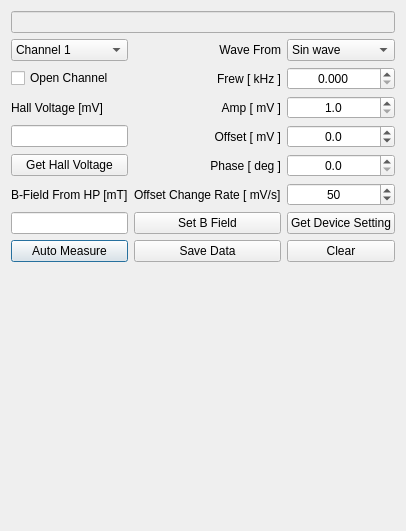
The window that wfg_dialog.ui (TripletESR/DAQ_GUI) describes before a commit, drawn with Qt 5.
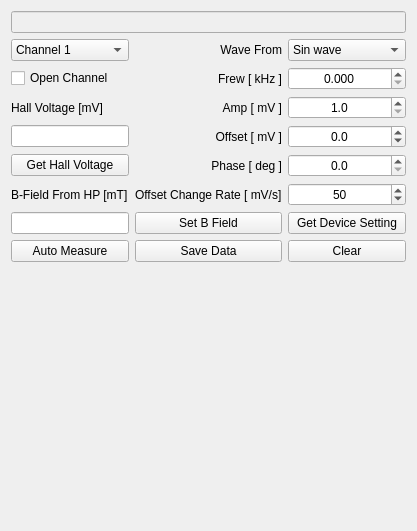
The same window after the commit. Custom widgets are drawn as their Qt base class.

Commit message: set DVM be absolute; disable Auto Default for buttons

```diff
--- a/wfg_dialog.ui
+++ b/wfg_dialog.ui
@@ -6,7 +6,7 @@
    <rect>
     <x>0</x>
     <y>0</y>
-    <width>400</width>
+    <width>417</width>
     <height>531</height>
    </rect>
   </property>
@@ -200,6 +200,9 @@
        <property name="text">
         <string>Auto Measure</string>
        </property>
+       <property name="autoDefault">
+        <bool>false</bool>
+       </property>
       </widget>
      </item>
      <item row="7" column="1">
@@ -207,6 +210,9 @@
        <property name="text">
         <string>Save Data</string>
        </property>
+       <property name="autoDefault">
+        <bool>false</bool>
+       </property>
       </widget>
      </item>
      <item row="7" column="2">
@@ -214,6 +220,9 @@
        <property name="text">
         <string>Clear</string>
        </property>
+       <property name="autoDefault">
+        <bool>false</bool>
+       </property>
       </widget>
      </item>
      <item row="2" column="0">
@@ -231,6 +240,9 @@
        <property name="text">
         <string>Get Hall Voltage</string>
        </property>
+       <property name="autoDefault">
+        <bool>false</bool>
+       </property>
       </widget>
      </item>
      <item row="5" column="0">
@@ -248,6 +260,9 @@
        <property name="text">
         <string>Set B Field</string>
        </property>
+       <property name="autoDefault">
+        <bool>false</bool>
+       </property>
       </widget>
      </item>
      <item row="6" column="2">
@@ -255,6 +270,9 @@
        <property name="text">
         <string>Get Device Setting</string>
        </property>
+       <property name="autoDefault">
+        <bool>false</bool>
+       </property>
       </widget>
      </item>
      <item row="5" column="2">
```
The commit also changes 3 other files.
